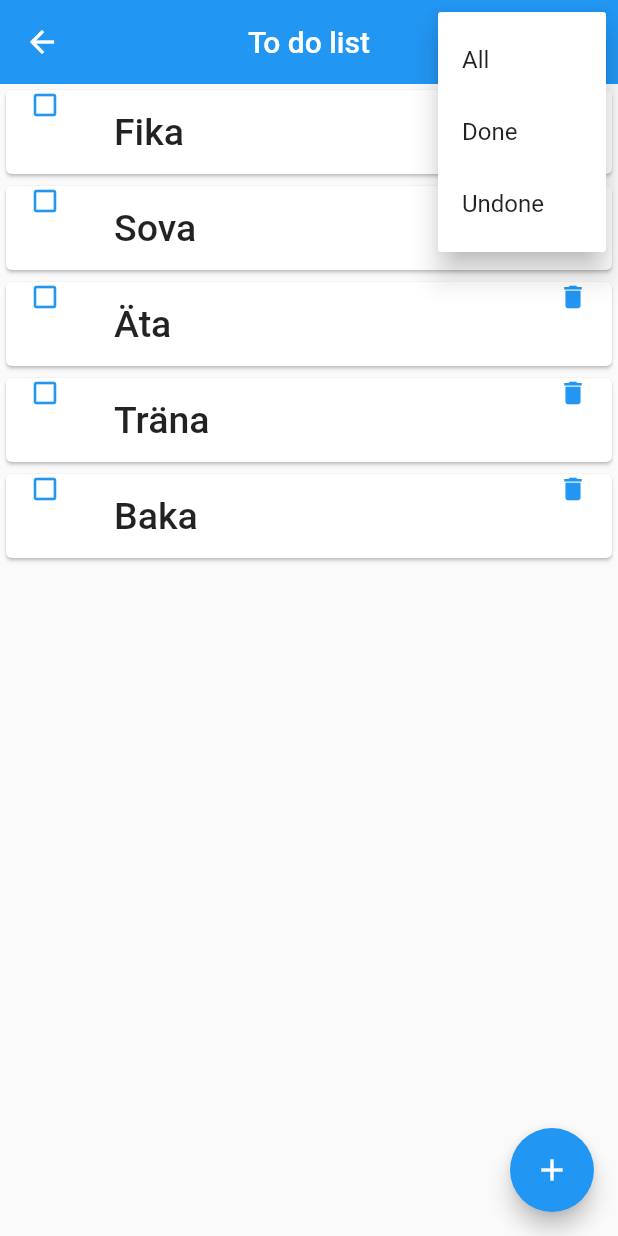
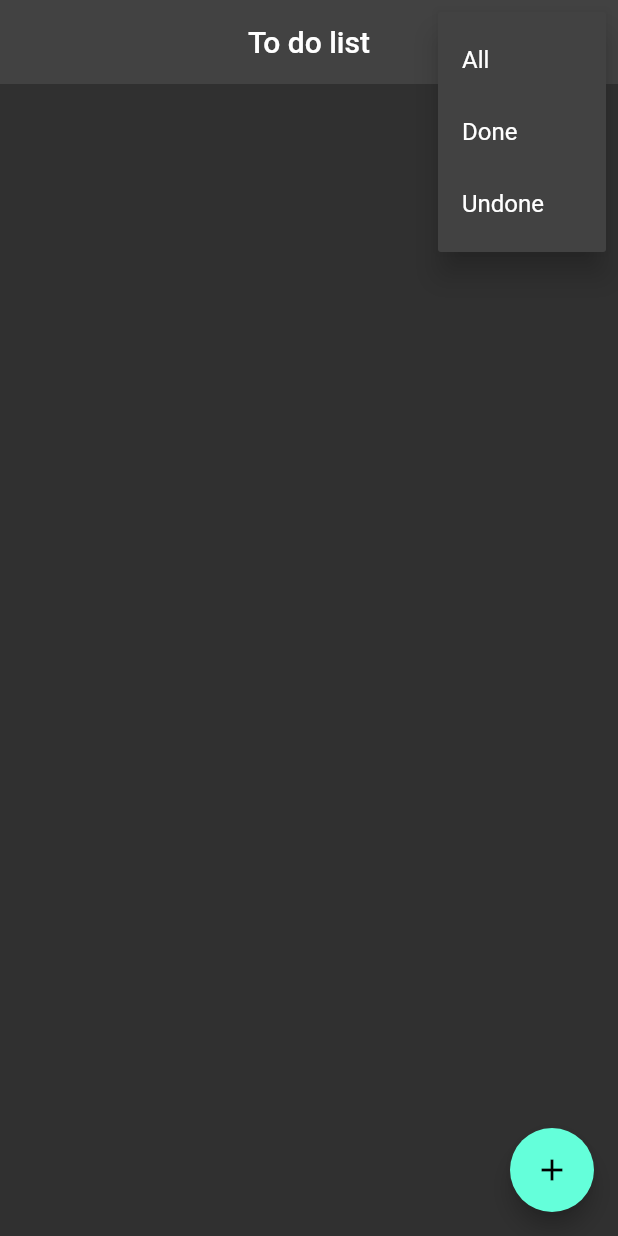
Before and after one commit to gu-tig169-ht21/gusstrayel, a Flutter app: the SecondView screen opened directly, after a tap on the "more vert" icon, on a phone screen of 412 x 824 dp. Run offline on Flutter 3.47's test engine with Material 2 defaults, Android fonts, the phone set to English and light mode, and no system bars; Roboto replaces fonts that are missing (Raleway).

```diff
--- /dev/null
+++ b/lib/SecondView.dart
@@ -0,0 +1,66 @@
+// ignore_for_file: file_names, prefer_const_constructors
+
+import 'package:flutter/material.dart';
+import 'package:provider/provider.dart';
+import './model.dart';
+import './tasklist.dart';
+import './MainView.dart';
+
+
+class SecondView extends StatelessWidget {
+  SecondView({Key? key}): super(key: key);
+
+  @override
+  Widget build(BuildContext context) {
+    return Scaffold(
+      appBar: AppBar(
+        title: Text("To do list"),
+        centerTitle: true,
+        elevation: 0,
+        actions: [
+          PopupMenuButton(
+            onSelected: (String value) {
+              Provider.of<MyState>(context, listen: false).setFilterBy(value);
+            },
+            itemBuilder: (context) => [
+              PopupMenuItem(
+                child: Text("All"),
+                value: ("all"),
+              ),
+              PopupMenuItem(
+                child: Text("Done"),
+                value: ("done"),
+              ),
+              PopupMenuItem(child: Text("Undone"), value: "undone")
+            ],
+          ),
+        ],
+      ),
+      body: Consumer<MyState>(
+        builder: (context, state, child) =>
+            TaskList(_filterList(state.list, state.filterBy)),
+      ),
+      floatingActionButton: FloatingActionButton(
+        child: Icon(Icons.add),
+        onPressed: () {
+          Navigator.push(
+              context, MaterialPageRoute(builder: (context) => MainView()));
+              // Kommer till MainView där man kan lägga till nya tasks
+        },
+      ),
+    );
+  }
+}
+
+List<Task> _filterList(list, filterBy) {
+  if (filterBy == "all") {
+    return list;
+  }
+  if (filterBy == "done") {
+    return list.where((item) => item.isDone == true).toList();
+  }
+  if (filterBy == "undone") {
+    return list.where((item) => item.isDone == false).toList();
+  }
+  return [];
+}
--- a/lib/main.dart
+++ b/lib/main.dart
@@ -3,152 +3,35 @@
 // ignore_for_file: use_key_in_widget_constructors
 
 import 'package:flutter/material.dart';
+import './SecondView.dart';
+import './model.dart';
+import 'package:provider/provider.dart';
 
 void main() {
-  runApp(MyApp());
+  var state = MyState();
+  runApp(
+    ChangeNotifierProvider(
+      create: (context) => state,
+    child: MyApp(),
+    ),
+    );
 }
 
 class MyApp extends StatelessWidget {
+  const MyApp({Key? key}) : super(key: key);
+
   @override
   Widget build(BuildContext context) {
     return MaterialApp(
       debugShowCheckedModeBanner: false,
-      home: MainView(),
-    );
-  }
-}
+      home: SecondView(),
 
-class MainView extends StatelessWidget {
-  @override
-  Widget build(BuildContext context) {
-    return Scaffold(
-      appBar: AppBar(
-        centerTitle: true,
-        title: Text("TIG169"),
-        actions: [
-          IconButton(
-              icon: Icon(Icons.arrow_right),
-              onPressed: () {
-                Navigator.push(context,
-                    MaterialPageRoute(builder: (context) => SecondView()));
-              }),
-        ],
-      ),
-      body: Center(
-        child: Column(
-          mainAxisAlignment: MainAxisAlignment.start,
-          crossAxisAlignment: CrossAxisAlignment.start,
-          children: [
-            Container(height: 32),
-            _nameLabel(),
-            _nameInput(),
-            _buttonRow(),
-            Container(height: 30),
-          ],
-        ),
-      ),
-    );
+
+      theme: ThemeData(
+         brightness: Brightness.dark,
+        fontFamily: 'Raleway',
+     ),
+        );
   }
 
-  Widget _nameLabel() {
-    return Container(
-      margin: EdgeInsets.only(left: 16, top: 24),
-      child: Text(
-        "Create Task",
-        style: TextStyle(fontSize: 25),
-      ),
-    );
-  }
-
-  Widget _nameInput() {
-    return Container(
-      margin: EdgeInsets.only(left: 16, right: 16),
-      child: TextField(
-        decoration: InputDecoration(hintText: "Name of task"),
-      ),
-    );
-  }
-
-  Widget _buttonRow() {
-    return Row(
-      mainAxisAlignment: MainAxisAlignment.center,
-      children: [
-        OutlinedButton(
-          onPressed: () {},
-          child: Text("Add"),
-        ),
-        Container(width: 40),
-      ],
-    );
-  }
 }
-
-class SecondView extends StatelessWidget {
-  List<String> tasks = ["Fika", "Sova", "Äta", "Träna", "Baka"];
-  @override
-  Widget build(BuildContext context) {
-    return Scaffold(
-      appBar: AppBar(
-        title: Text("To do list"),
-        centerTitle: true,
-        elevation: 0,
-        actions: [
-          PopupMenuButton(
-              itemBuilder: (context) => [
-                    PopupMenuItem(
-                      child: Text("All"),
-                      value: 1,
-                    ),
-                    PopupMenuItem(
-                      child: Text("Done"),
-                      value: 2,
-                    ),
-                    PopupMenuItem(child: Text("Undone"), value: 3)
-                  ])
-        ],
-      ),
-      body: ListView.builder(
-        itemCount: tasks.length,
-        itemBuilder: (context, index) {
-          return Card(
-            child: _tile(
-                Icons.check_box_outline_blank, tasks[index], Icons.delete),
-          );
-        },
-      ),
-      floatingActionButton: const FloatingActionButton(
-        tooltip: 'Add',
-        child: Icon(Icons.add),
-        onPressed: null,
-      ),
-    );
-  }
-
-  ListTile _tile(IconData icon, String title, IconData icon2) {
-    return ListTile(
-      title: Text(title,
-          style: const TextStyle(
-            fontWeight: FontWeight.w500,
-            fontSize: 25,
-          )),
-      leading: Column(
-        children: [
-          Icon(
-            icon,
-            color: Colors.blue[500],
-            size: 20.0,
-          ),
-        ],
-      ),
-      trailing: Column(
-        children: [
-          Icon(
-            icon2,
-            color: Colors.blue[500],
-            size: 20.0,
-          ),
-        ],
-      ),
-    );
-  }
-}
--- /dev/null
+++ b/lib/model.dart
@@ -0,0 +1,39 @@
+import 'package:flutter/material.dart';
+
+class Task {
+  String todo;
+  bool isDone;
+
+  Task({required this.todo, this.isDone = false});
+
+  void ifDone(item) {
+    isDone = !isDone;
+  }
+}
+
+class MyState extends ChangeNotifier {
+  List<Task> _list = [];
+  String _filterBy = "all";
+  String get filterBy => _filterBy;
+  List<Task> get list => _list;
+
+  void addTask(Task item) {
+    _list.add(item);
+    notifyListeners();
+  }
+
+  void removeTask(Task item) {
+    _list.remove(item);
+    notifyListeners();
+  }
+
+  void changeIsDone(Task item) {
+    item.ifDone(item);
+    notifyListeners();
+  }
+
+  void setFilterBy(String filterBy) {
+    _filterBy = filterBy;
+    notifyListeners();
+  }
+}
--- /dev/null
+++ b/lib/tasklist.dart
@@ -0,0 +1,42 @@
+import 'package:flutter/material.dart';
+import 'package:provider/provider.dart';
+import './model.dart';
+import './main.dart';
+
+class TaskList extends StatelessWidget {
+  final List<Task> list;
+
+  TaskList(this.list);
+
+  @override
+  Widget build(BuildContext) {
+    return ListView.builder(
+        itemCount: list.length,
+        itemBuilder: (context, index) {
+          return _taskItem(list[index], context);
+        });
+  }
+
+  Widget _taskItem(Task item, context) {
+    // var text = Text(item.todo, style: TextStyle(color: Colors.white));
+    return Card(
+      child: ListTile(
+        leading: Checkbox(
+          value: item.isDone,
+          onChanged: (bool? isDone) {
+            Provider.of<MyState>(context, listen: false).changeIsDone(item);
+          },
+        ),
+        title: Text(item.todo, style: TextStyle(
+          decoration: item.isDone ? TextDecoration.lineThrough : TextDecoration.none
+        )),
+        trailing: IconButton(
+          icon: Icon(Icons.delete),
+          onPressed: () {
+            Provider.of<MyState>(context, listen: false).removeTask(item);
+          },
+        ),
+      ),
+    );
+  }
+}
--- a/pubspec.yaml
+++ b/pubspec.yaml
@@ -34,6 +34,7 @@ dependencies:
   # The following adds the Cupertino Icons font to your application.
   # Use with the CupertinoIcons class for iOS style icons.
   cupertino_icons: ^1.0.2
+  provider: any
 
 dev_dependencies:
   flutter_test:
```
Also changed, not shown: lib/MainView.dart (added, +89 -0 lines), pubspec.lock, 1 other file.
